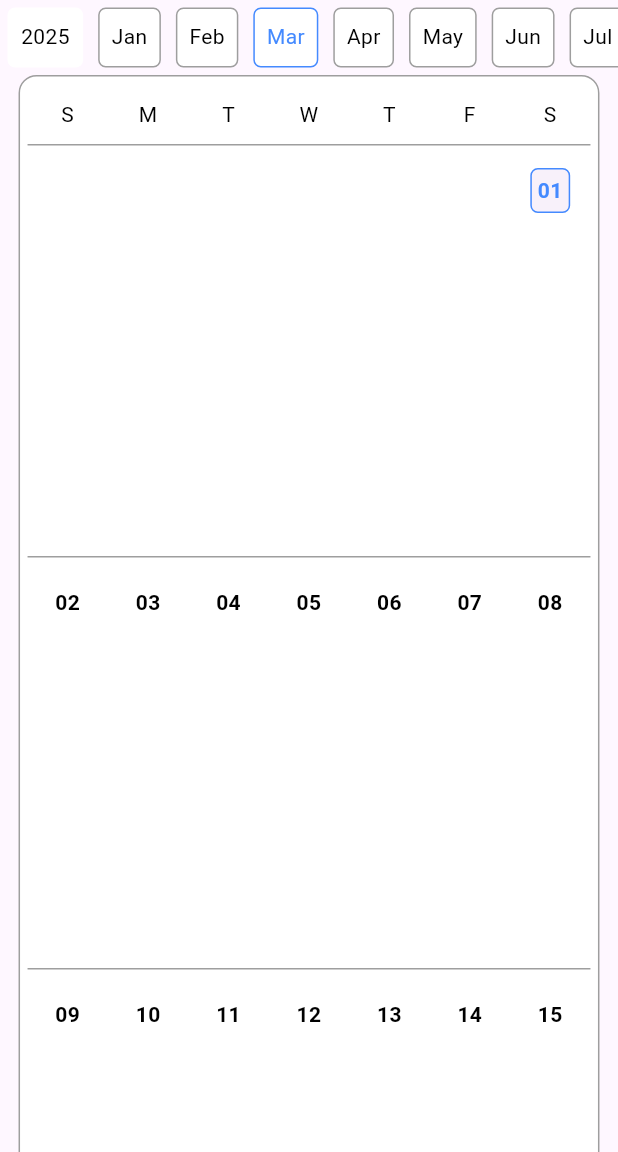
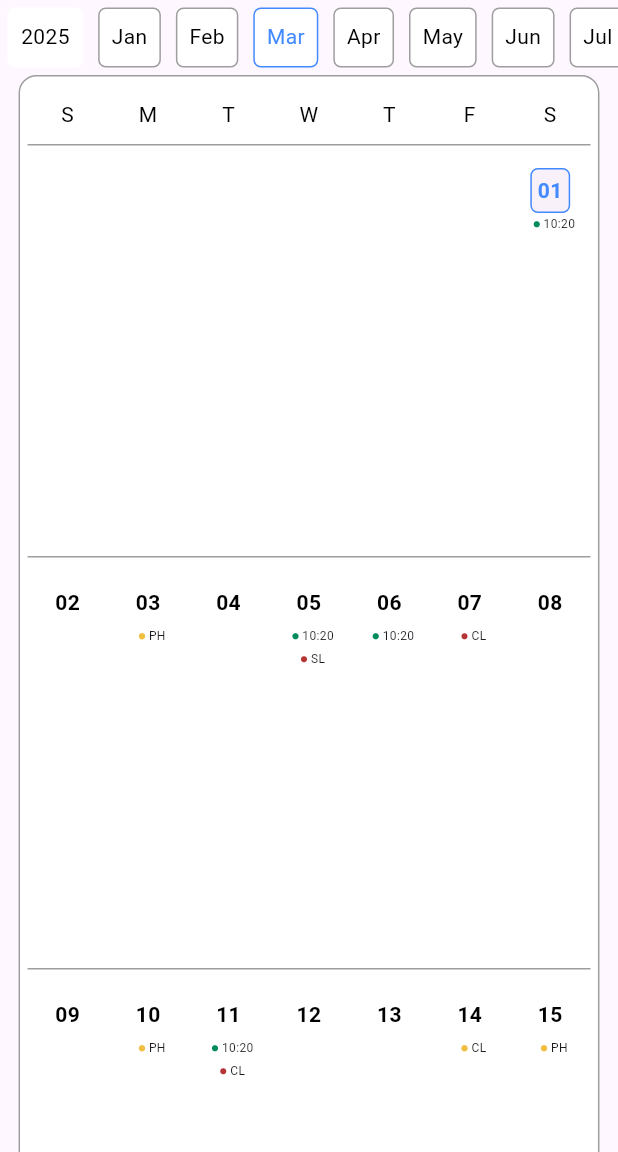
Before and after one commit to postboxat18/flutter_material_calendar, a Flutter app: the screen it shows after launch, on a phone screen of 412 x 824 dp, the part 84-1236 px from its top. Run offline on Flutter 3.47's test engine with Material 3 defaults, Android fonts, the phone set to English and light mode, and no system bars; drawn by our look-alikes of scrollable_positioned_list.

```diff
--- a/example/lib/main.dart
+++ b/example/lib/main.dart
@@ -34,65 +34,65 @@ class MyHomePage extends StatefulWidget {
 
 class _MyHomePageState extends State<MyHomePage> {
   late List<EventList> eventList = [
-    EventList("2024-03-01", {
-      "2024-03-01": [EventName(Color(0xff008A5E), "10:20", "10:20")]
+    EventList("2025-03-01", {
+      "2025-03-01": [EventName(Color(0xff008A5E), "10:20", "10:20")]
     }),
-    EventList("2024-03-03", {
-      "2024-03-03": [EventName(Color(0xffF1BE41), "PH", "Public Holiday")]
+    EventList("2025-03-03", {
+      "2025-03-03": [EventName(Color(0xffF1BE41), "PH", "Public Holiday")]
     }),
-    EventList("2024-03-05", {
-      "2024-03-05": [
+    EventList("2025-03-05", {
+      "2025-03-05": [
         EventName(Color(0xff008A5E), "10:20", "10:20"),
         EventName(Color(0xffB73434), "SL", "Sick Leave")
       ]
     }),
-    EventList("2024-03-06", {
-      "2024-03-06": [EventName(Color(0xff008A5E), "10:20", "10:20")]
+    EventList("2025-03-06", {
+      "2025-03-06": [EventName(Color(0xff008A5E), "10:20", "10:20")]
     }),
-    EventList("2024-03-07", {
-      "2024-03-07": [EventName(Color(0xffB73434), "CL", "Casual Leave")]
+    EventList("2025-03-07", {
+      "2025-03-07": [EventName(Color(0xffB73434), "CL", "Casual Leave")]
     }),
-    EventList("2024-03-10", {
-      "2024-03-10": [EventName(Color(0xffF1BE41), "PH", "Public Holiday")]
+    EventList("2025-03-10", {
+      "2025-03-10": [EventName(Color(0xffF1BE41), "PH", "Public Holiday")]
     }),
-    EventList("2024-03-11", {
-      "2024-03-11": [
+    EventList("2025-03-11", {
+      "2025-03-11": [
         EventName(Color(0xff008A5E), "10:20", "10:20"),
         EventName(Color(0xffB73434), "CL", "Casual Leave")
       ]
     }),
-    EventList("2024-03-14", {
-      "2024-03-14": [EventName(Color(0xffF1BE41), "CL", "Casual Leave")]
+    EventList("2025-03-14", {
+      "2025-03-14": [EventName(Color(0xffF1BE41), "CL", "Casual Leave")]
     }),
-    EventList("2024-03-15", {
-      "2024-03-15": [EventName(Color(0xffF1BE41), "PH", "Public Holiday")]
+    EventList("2025-03-15", {
+      "2025-03-15": [EventName(Color(0xffF1BE41), "PH", "Public Holiday")]
     }),
-    EventList("2024-03-16", {
-      "2024-03-16": [EventName(Color(0xff008A5E), "10:20", "10:20")]
+    EventList("2025-03-16", {
+      "2025-03-16": [EventName(Color(0xff008A5E), "10:20", "10:20")]
     }),
-    EventList("2024-03-18", {
-      "2024-03-18": [
+    EventList("2025-03-18", {
+      "2025-03-18": [
         EventName(Color(0xff008A5E), "10:20", "10:20"),
         EventName(Color(0xffB73434), "SL", "Sick Leave")
       ]
     }),
-    EventList("2024-03-20", {
-      "2024-03-20": [EventName(Color(0xff008A5E), "10:20", "10:20")]
+    EventList("2025-03-20", {
+      "2025-03-20": [EventName(Color(0xff008A5E), "10:20", "10:20")]
     }),
-    EventList("2024-03-22", {
-      "2024-03-22": [EventName(Color(0xffB73434), "SL", "Sick Leave")]
+    EventList("2025-03-22", {
+      "2025-03-22": [EventName(Color(0xffB73434), "SL", "Sick Leave")]
     }),
-    EventList("2024-03-24", {
-      "2024-03-24": [EventName(Color(0xff008A5E), "10:20", "10:20")]
+    EventList("2025-03-24", {
+      "2025-03-24": [EventName(Color(0xff008A5E), "10:20", "10:20")]
     }),
-    EventList("2024-03-26", {
-      "2024-03-26": [EventName(Color(0xffB73434), "CL", "Casual Leave")]
+    EventList("2025-03-26", {
+      "2025-03-26": [EventName(Color(0xffB73434), "CL", "Casual Leave")]
     }),
-    EventList("2024-03-29", {
-      "2024-03-29": [EventName(Color(0xff008A5E), "10:20", "10:20")]
+    EventList("2025-03-29", {
+      "2025-03-29": [EventName(Color(0xff008A5E), "10:20", "10:20")]
     }),
-    EventList("2024-03-30", {
-      "2024-03-30": [EventName(Color(0xffF1BE41), "SL", "Sick Leave")]
+    EventList("2025-03-30", {
+      "2025-03-30": [EventName(Color(0xffF1BE41), "SL", "Sick Leave")]
     }),
   ];
 
```
